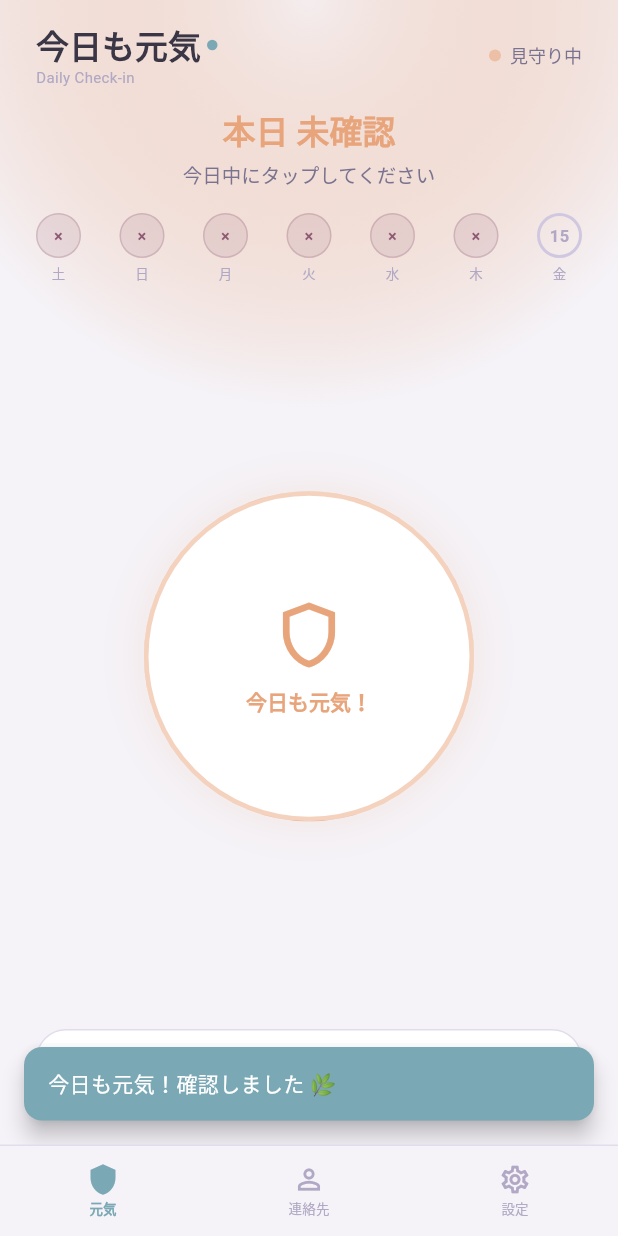
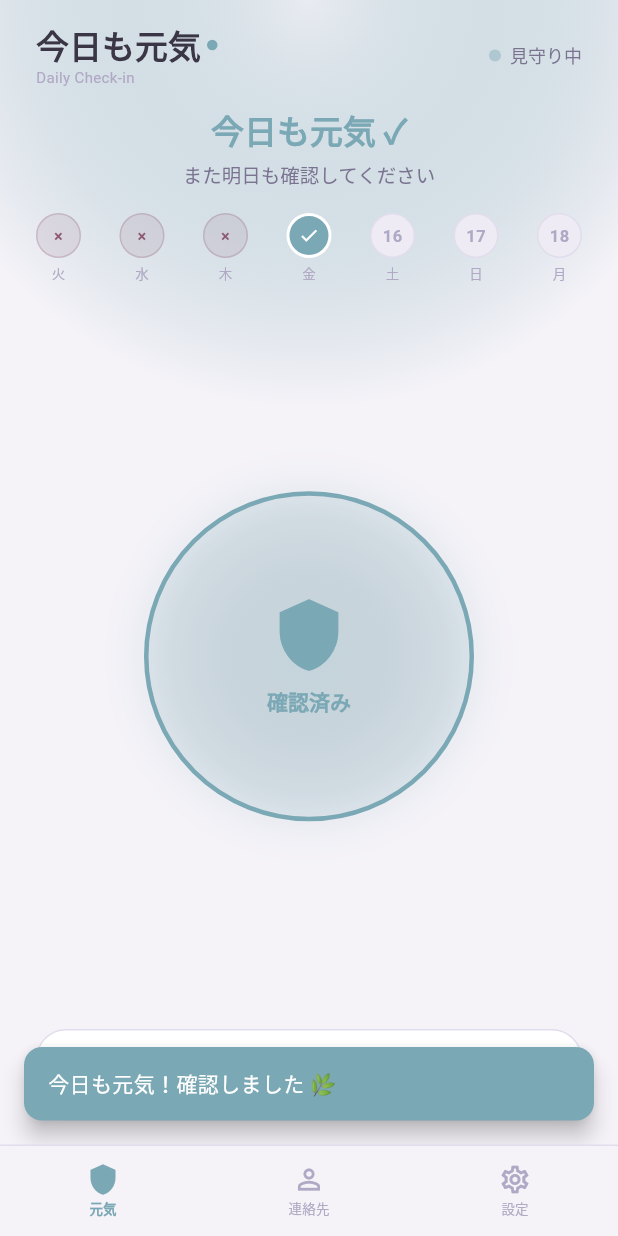
Before and after one commit to chenyl25123-blip/kyogen-app, a Flutter app: the screen it shows once a user with an empty profile is signed in, after a tap on "今日も元気！", on a phone screen of 412 x 824 dp. Run offline on Flutter 3.47's test engine with Material 3 defaults, Android fonts, the phone set to English and light mode, and no system bars; our stand-ins replace cloud_firestore, cloud_functions, firebase_auth, firebase_core, firebase_messaging, flutter_local_notifications and 2 more; accounts and stored records are empty; Roboto replaces fonts that are missing (ZenMaruGothic).

Commit message:
fix: iOS/Mac 対応 — Firebase 2.x ダウングレード、UI改善、bug修正
- Firebase 2.x (iOS SDK 10.x) に下げ Xcode 14.2 互換を確保
- Podfile: Swift 5.9+ 構文を patch、GoogleSignIn 7.x に固定
- home: _loading=false でスピナー除去、即時 UI 反映
- home: 翌日テストボタン追加 (kDebugMode のみ)
- calendar: 今日を中央表示に変更
- checkin: チェックイン時 lastNotifiedAt リセット
- functions: alert 重複送信ロジックを Windows 版に統合
- contact/settings: Firebase 接続エラー時もタイムアウト後に表示

Co-Authored-By: Claude Sonnet 4.6 <noreply@anthropic.com>

```diff
--- a/lib/common_widgets.dart
+++ b/lib/common_widgets.dart
@@ -318,10 +318,11 @@ class WeeklyCalendar extends StatelessWidget {
     return Row(
       mainAxisAlignment: MainAxisAlignment.spaceBetween,
       children: List.generate(7, (i) {
-        final offsetFromToday = 6 - i; // 6日前 → 今日
-        final key     = _dateKey(offsetFromToday);
-        final isToday = offsetFromToday == 0;
-        final checked = history[key] ?? false;
+        final offsetFromToday = 3 - i; // 3日前 → 今日(中央) → 3日後
+        final key      = _dateKey(offsetFromToday);
+        final isToday  = offsetFromToday == 0;
+        final isFuture = offsetFromToday < 0;
+        final checked  = !isFuture && (history[key] ?? false);
 
         final jst = DateTime.now().toUtc().add(const Duration(hours: 9));
         final d   = jst.subtract(Duration(days: offsetFromToday));
@@ -329,7 +330,7 @@ class WeeklyCalendar extends StatelessWidget {
 
         return Column(
           children: [
-            _DayDot(isToday: isToday, checked: checked, date: d.day),
+            _DayDot(isToday: isToday, checked: checked, isFuture: isFuture, date: d.day),
             const SizedBox(height: 4),
             Text(dayLabel,
               style: const TextStyle(fontSize: 9, color: AppColors.text3)),
@@ -343,9 +344,10 @@ class WeeklyCalendar extends StatelessWidget {
 class _DayDot extends StatelessWidget {
   final bool isToday;
   final bool checked;
+  final bool isFuture;
   final int date;
 
-  const _DayDot({required this.isToday, required this.checked, required this.date});
+  const _DayDot({required this.isToday, required this.checked, required this.isFuture, required this.date});
 
   @override
   Widget build(BuildContext context) {
@@ -361,6 +363,9 @@ class _DayDot extends StatelessWidget {
     } else if (isToday) {
       bg = Colors.transparent; fg = AppColors.text3;
       border = Border.all(color: AppColors.border2, width: 2);
+    } else if (isFuture) {
+      bg = AppColors.bg3; fg = AppColors.text3;
+      border = Border.all(color: AppColors.border);
     } else {
       bg = AppColors.plumDim; fg = AppColors.plum;
       border = Border.all(color: AppColors.plum.withValues(alpha: 0.25));
@@ -375,7 +380,7 @@ class _DayDot extends StatelessWidget {
         child: checked
           ? const Icon(Icons.check, size: 14, color: Colors.white)
           : Text(
-              isToday ? date.toString() : '×',
+              (isToday || isFuture) ? date.toString() : '×',
               style: TextStyle(
                 fontSize: 11,
                 fontWeight: FontWeight.w700,
--- a/lib/main.dart
+++ b/lib/main.dart
@@ -2,6 +2,7 @@ import 'package:flutter/material.dart';
 import 'package:flutter/services.dart';
 import 'package:firebase_core/firebase_core.dart';
 import 'package:firebase_auth/firebase_auth.dart';
+import 'package:cloud_firestore/cloud_firestore.dart';
 import 'package:flutter_riverpod/flutter_riverpod.dart';
 import 'package:kyogen/demo_mode.dart';
 import 'package:kyogen/firebase_options.dart';
@@ -16,6 +17,11 @@ void main() async {
 
   if (!kDemoMode) {
     await Firebase.initializeApp(options: DefaultFirebaseOptions.currentPlatform);
+    // Enable offline persistence so UI loads even without network
+    FirebaseFirestore.instance.settings = const Settings(
+      persistenceEnabled: true,
+      cacheSizeBytes: Settings.CACHE_SIZE_UNLIMITED,
+    );
     await NotificationService().initialize();
   }
 
--- a/lib/screens/home_screen.dart
+++ b/lib/screens/home_screen.dart
@@ -1,3 +1,4 @@
+import 'package:flutter/foundation.dart';
 import 'package:flutter/material.dart';
 import 'package:flutter/services.dart';
 import 'package:kyogen/models.dart';
@@ -19,7 +20,7 @@ class _HomeScreenState extends State<HomeScreen>
 
   CheckInStatus _status = CheckInStatus.pending;
   Map<String, bool> _history = {};
-  bool _loading    = true;
+  bool _loading    = false;
   bool _checkingIn = false;
   String? _lastCheckInLabel;
 
@@ -56,26 +57,20 @@ class _HomeScreenState extends State<HomeScreen>
   }
 
   Future<void> _loadData() async {
-    setState(() => _loading = true);
     try {
       final status  = await _service.getStatus()
-          .timeout(const Duration(seconds: 8));
+          .timeout(const Duration(seconds: 3));
       final history = await _service.getHistory(7)
-          .timeout(const Duration(seconds: 8));
+          .timeout(const Duration(seconds: 3));
       _updatePulseSpeed(status);
       if (!mounted) return;
       setState(() {
         _status           = status;
         _history          = history;
-        _loading          = false;
         _lastCheckInLabel = _buildLastCheckInLabel(history);
       });
     } catch (_) {
-      if (!mounted) return;
-      setState(() {
-        _status  = CheckInStatus.pending;
-        _loading = false;
-      });
+      // Firebase unavailable — keep default UI, don't block
     }
   }
 
@@ -91,6 +86,26 @@ class _HomeScreenState extends State<HomeScreen>
     };
     _pulseCtrl.duration = Duration(milliseconds: ms);
     _pulseCtrl.repeat(reverse: true);
+  }
+
+  String _todayKey() {
+    final jst = DateTime.now().toUtc().add(const Duration(hours: 9));
+    return '${jst.year}-${jst.month.toString().padLeft(2,'0')}-${jst.day.toString().padLeft(2,'0')}';
+  }
+
+  void _debugSimulateNextDay() {
+    const order = [
+      CheckInStatus.safe,
+      CheckInStatus.pending,
+      CheckInStatus.warn,
+      CheckInStatus.alert,
+    ];
+    final next = order[(order.indexOf(_status) + 1) % order.length];
+    _updatePulseSpeed(next);
+    setState(() {
+      _status = next;
+      _lastCheckInLabel = next == CheckInStatus.safe ? 'たった今' : 'まだ確認していません';
+    });
   }
 
   // history の範囲内のみ探索（範囲外は常に null になるため）
@@ -122,10 +137,21 @@ class _HomeScreenState extends State<HomeScreen>
 
     setState(() => _checkingIn = true);
     HapticFeedback.heavyImpact();
-    await _service.checkIn();
-    await _loadData();
-    setState(() => _checkingIn = false);
-    _showSnack('今日も元気！確認しました 🌿');
+    try {
+      await _service.checkIn().timeout(const Duration(seconds: 3));
+    } catch (_) {}
+    // 即座にUIを更新（Firebase成否に関わらず）
+    final today = _todayKey();
+    _history[today] = true;
+    _updatePulseSpeed(CheckInStatus.safe);
+    if (mounted) {
+      setState(() {
+        _status = CheckInStatus.safe;
+        _checkingIn = false;
+        _lastCheckInLabel = 'たった今';
+      });
+      _showSnack('今日も元気！確認しました 🌿');
+    }
   }
 
   void _showSnack(String msg) {
@@ -212,6 +238,20 @@ class _HomeScreenState extends State<HomeScreen>
             ],
           ),
           const Spacer(),
+          if (kDebugMode)
+            GestureDetector(
+              onTap: _debugSimulateNextDay,
+              child: Container(
+                padding: const EdgeInsets.symmetric(horizontal: 8, vertical: 4),
+                decoration: BoxDecoration(
+                  color: AppColors.bg3,
+                  borderRadius: BorderRadius.circular(8),
+                  border: Border.all(color: AppColors.border2),
+                ),
+                child: const Text('翌日 →', style: TextStyle(fontSize: 11, color: AppColors.text2)),
+              ),
+            ),
+          const SizedBox(width: 8),
           Row(
             children: [
               BlinkingDot(color: _accentColor),
--- a/lib/services/checkin_service.dart
+++ b/lib/services/checkin_service.dart
@@ -22,13 +22,13 @@ class CheckInService {
   Future<void> checkIn() async {
     if (kDemoMode) { _demoCheckins[_dateKey(0)] = true; return; }
     final today = _dateKey();
-    await _db
-        .collection('users').doc(_uid)
-        .collection('checkins').doc(today)
-        .set(CheckIn(
-          date:      today,
-          checkedAt: DateTime.now(),
-        ).toFirestore());
+    await Future.wait([
+      _db.collection('users').doc(_uid)
+          .collection('checkins').doc(today)
+          .set(CheckIn(date: today, checkedAt: DateTime.now()).toFirestore()),
+      _db.collection('users').doc(_uid)
+          .update({'lastNotifiedAt': null}),
+    ]);
   }
 
   Future<CheckInStatus> getStatus() async {
```
Also changed, not shown: pubspec.yaml (+5 -5 lines), pubspec.lock, 7 other files.
